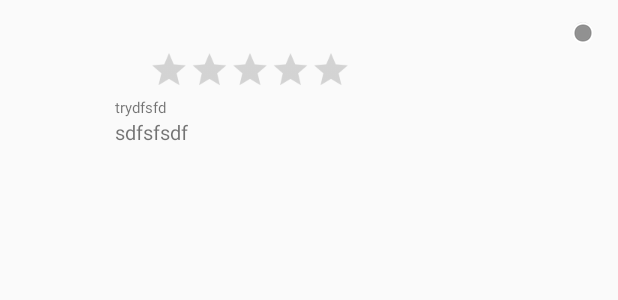
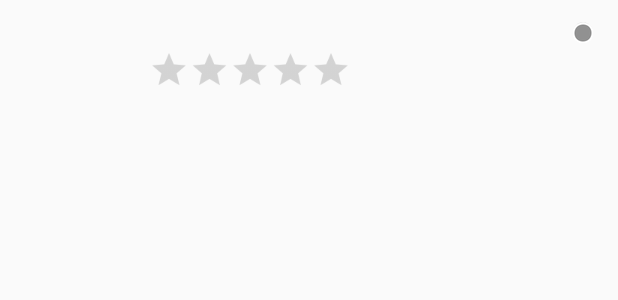
Before and after one commit to paige0426/AndroidDevelopment, an Android app: the layout activity_restaurant_list_item.xml on its own in the app's theme, with its tools: preview values and no code run, on a phone screen of 412 x 824 dp. Shown: the top 300 px of the screen. Run offline under Robolectric (Android 15) with nearby library versions, the phone set to English and light mode, and no system bars; network calls fail.

Commit message:
Modified adapter

```diff
--- a/app/src/main/res/layout/activity_restaurant_list_item.xml
+++ b/app/src/main/res/layout/activity_restaurant_list_item.xml
@@ -51,8 +51,7 @@
             android:layout_width="match_parent"
             android:layout_height="wrap_content"
             android:layout_below="@id/restaurant_rating"
-            android:textSize="10sp"
-            android:text="trydfsfd" />
+            android:textSize="10sp" />
 
 
         <TextView
@@ -60,8 +59,7 @@
             android:layout_width="match_parent"
             android:layout_height="wrap_content"
             android:layout_below="@id/restaurant_address"
-            android:textSize="13sp"
-            android:text="sdfsfsdf" />
+            android:textSize="13sp" />
 
         <ImageView
             android:layout_width="wrap_content"
```
